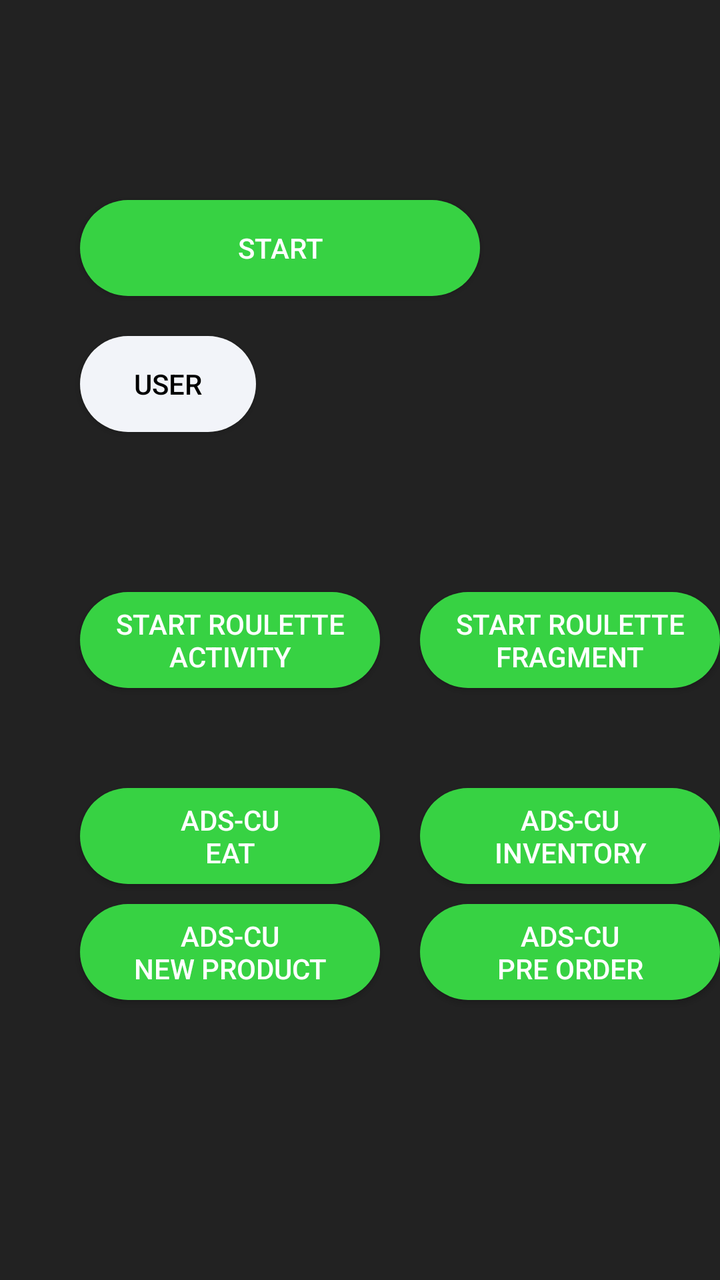
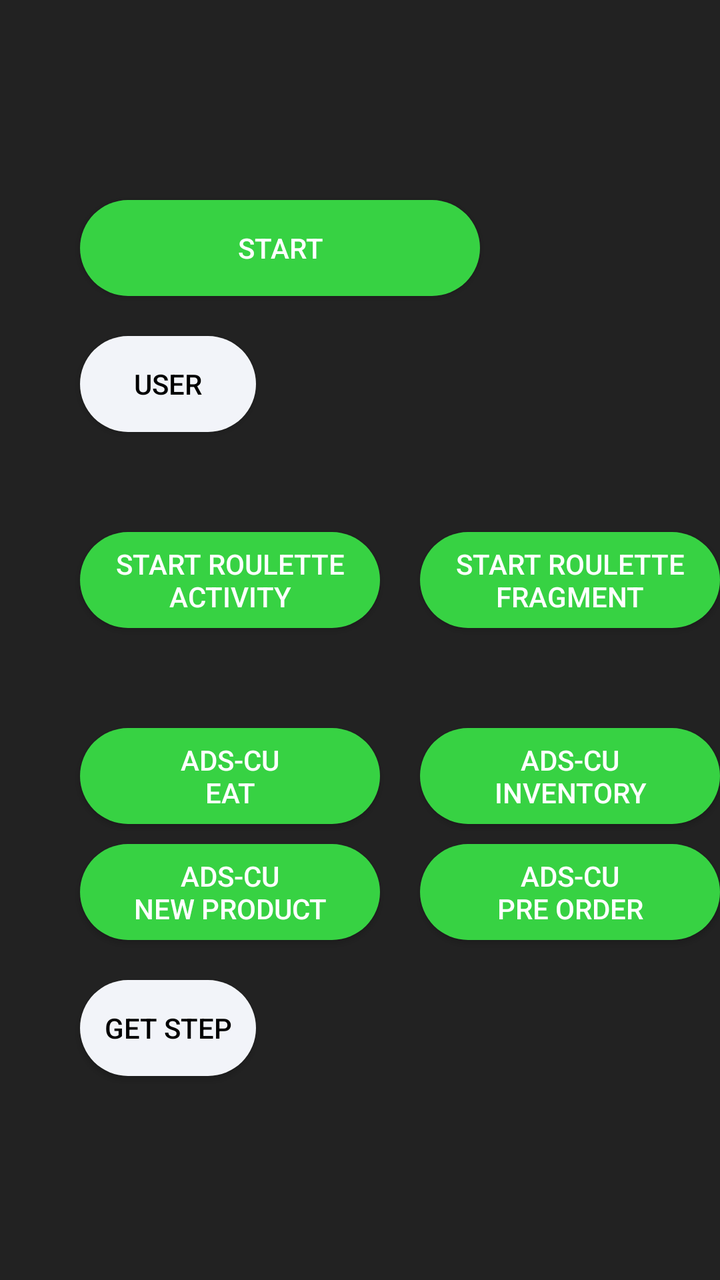

The first picture is an Android layout as it rendered before a commit; the second is the same layout after the commit. The layout source and the unified diff follow.
<!-- AndroidManifest.xml: application theme Theme.SamplePointCU -->
<!-- res/layout/fragment_sample_point4u.xml -->
<?xml version="1.0" encoding="utf-8"?>
<androidx.constraintlayout.widget.ConstraintLayout xmlns:android="http://schemas.android.com/apk/res/android"
    xmlns:app="http://schemas.android.com/apk/res-auto"
    android:layout_width="match_parent"
    android:layout_height="match_parent"
    android:background="#222222">

    <androidx.appcompat.widget.AppCompatButton
        android:id="@+id/btn_start"
        android:layout_width="200dp"
        android:layout_height="wrap_content"
        android:layout_marginStart="40dp"
        android:layout_marginTop="100dp"
        android:background="@drawable/bg_btn_selector_green"
        android:text="START"
        android:textColor="@android:color/white"
        app:layout_constraintLeft_toLeftOf="parent"
        app:layout_constraintTop_toTopOf="parent" />

    <androidx.appcompat.widget.AppCompatButton
        android:id="@+id/btn_user"
        android:layout_width="wrap_content"
        android:layout_height="wrap_content"
        android:layout_marginTop="20dp"
        android:background="@drawable/bg_white"
        android:text="USER"
        android:textColor="@android:color/black"
        app:layout_constraintLeft_toLeftOf="@id/btn_start"
        app:layout_constraintTop_toBottomOf="@id/btn_start" />

    <androidx.appcompat.widget.AppCompatTextView
        android:id="@+id/tv_user"
        android:layout_width="wrap_content"
        android:layout_height="wrap_content"
        android:layout_marginStart="10dp"
        android:textColor="@android:color/white"
        app:layout_constraintBottom_toBottomOf="@id/btn_user"
        app:layout_constraintLeft_toRightOf="@id/btn_user"
        app:layout_constraintTop_toTopOf="@id/btn_user" />

    <androidx.appcompat.widget.AppCompatButton
        android:id="@+id/btn_start_roulette_act"
        android:layout_width="150dp"
        android:layout_height="wrap_content"
        android:layout_marginTop="80dp"
        android:background="@drawable/bg_btn_selector_green"
        android:text="START ROULETTE ACTIVITY"
        android:textColor="@android:color/white"
        app:layout_constraintLeft_toLeftOf="@id/btn_start"
        app:layout_constraintTop_toBottomOf="@id/btn_user" />

    <androidx.appcompat.widget.AppCompatButton
        android:id="@+id/btn_start_roulette_frag"
        android:layout_width="150dp"
        android:layout_height="wrap_content"
        android:layout_marginStart="20dp"
        android:background="@drawable/bg_btn_selector_green"
        android:text="START ROULETTE FRAGMENT"
        android:textColor="@android:color/white"
        app:layout_constraintBottom_toBottomOf="@id/btn_start_roulette_act"
        app:layout_constraintLeft_toRightOf="@id/btn_start_roulette_act" />

    <androidx.appcompat.widget.AppCompatButton
        android:id="@+id/btn_start_lottery_act"
        android:layout_width="150dp"
        android:layout_height="wrap_content"
        android:layout_marginTop="20dp"
        android:background="@drawable/bg_btn_selector_green"
        android:text="START LOTTERY ACTIVITY"
        android:textColor="@android:color/white"
        android:visibility="gone"
        app:layout_constraintLeft_toLeftOf="@id/btn_start"
        app:layout_constraintTop_toBottomOf="@id/btn_start_roulette_act" />

    <androidx.appcompat.widget.AppCompatButton
        android:id="@+id/btn_start_lottery_frag"
        android:layout_width="150dp"
        android:layout_height="wrap_content"
        android:layout_marginStart="20dp"
        android:background="@drawable/bg_btn_selector_green"
        android:text="START LOTTERY FRAGMENT"
        android:textColor="@android:color/white"
        android:visibility="gone"
        app:layout_constraintBottom_toBottomOf="@id/btn_start_lottery_act"
        app:layout_constraintLeft_toRightOf="@id/btn_start_lottery_act" />

    <androidx.appcompat.widget.AppCompatButton
        android:id="@+id/btn_ad_eat"
        android:layout_width="150dp"
        android:layout_height="wrap_content"
        android:layout_marginTop="50dp"
        android:background="@drawable/bg_btn_selector_green"
        android:text="ADS-CU\nEAT"
        android:textColor="@android:color/white"
        app:layout_constraintLeft_toLeftOf="@id/btn_start"
        app:layout_constraintTop_toBottomOf="@id/btn_start_lottery_act" />

    <androidx.appcompat.widget.AppCompatButton
        android:id="@+id/btn_ad_inventory"
        android:layout_width="150dp"
        android:layout_height="wrap_content"
        android:layout_marginLeft="20dp"
        android:background="@drawable/bg_btn_selector_green"
        android:text="ADS-CU\nINVENTORY"
        android:textColor="@android:color/white"
        app:layout_constraintLeft_toRightOf="@id/btn_ad_eat"
        app:layout_constraintTop_toTopOf="@id/btn_ad_eat" />

    <androidx.appcompat.widget.AppCompatButton
        android:id="@+id/btn_ad_new_product"
        android:layout_width="150dp"
        android:layout_height="wrap_content"
        android:layout_marginTop="10dp"
        android:background="@drawable/bg_btn_selector_green"
        android:text="ADS-CU\nNEW PRODUCT"
        android:textColor="@android:color/white"
        app:layout_constraintLeft_toLeftOf="@id/btn_start"
        app:layout_constraintTop_toBottomOf="@id/btn_ad_eat" />

    <androidx.appcompat.widget.AppCompatButton
        android:id="@+id/btn_ad_pre_order"
        android:layout_width="150dp"
        android:layout_height="wrap_content"
        android:layout_marginLeft="20dp"
        android:background="@drawable/bg_btn_selector_green"
        android:text="ADS-CU\nPRE ORDER"
        android:textColor="@android:color/white"
        app:layout_constraintLeft_toRightOf="@id/btn_ad_new_product"
        app:layout_constraintTop_toTopOf="@id/btn_ad_new_product" />
</androidx.constraintlayout.widget.ConstraintLayout>
<!-- resources referenced by this layout -->
<resources>
  <!-- drawable bg_btn_selector_green (drawable) -->
  <?xml version="1.0" encoding="utf-8"?>
  <selector xmlns:android="http://schemas.android.com/apk/res/android">
      
      <item android:state_pressed="true">
          <shape>
              <solid android:color="#35CC41" />
              <corners android:radius="24dp" />
  
          </shape>
      </item>
      
      <item android:state_pressed="false" android:state_selected="false">
          <shape>
              <solid android:color="#37D243" />
              <corners android:radius="24dp" />
          </shape>
      </item>
  </selector>
  <!-- drawable bg_white (drawable) -->
  <?xml version="1.0" encoding="utf-8"?>
  <shape xmlns:android="http://schemas.android.com/apk/res/android"
      android:shape="rectangle">
      <solid android:color="#F2F4F9" />
      <corners android:radius="24dp" />
      <stroke android:color="#666666" />
  </shape>
  <style name="Theme.SamplePointCU" parent="Base.Theme.SamplePointCU" />
  <style name="Base.Theme.SamplePointCU" parent="Theme.Material3.DayNight.NoActionBar">
          
          
      </style>
</resources>

<!-- the commit's change to res/layout/fragment_sample_point4u.xml (unified diff, before → after) -->
@@ -42,7 +42,7 @@
         android:id="@+id/btn_start_roulette_act"
         android:layout_width="150dp"
         android:layout_height="wrap_content"
-        android:layout_marginTop="80dp"
+        android:layout_marginTop="50dp"
         android:background="@drawable/bg_btn_selector_green"
         android:text="START ROULETTE ACTIVITY"
         android:textColor="@android:color/white"
@@ -127,4 +127,25 @@
         android:textColor="@android:color/white"
         app:layout_constraintLeft_toRightOf="@id/btn_ad_new_product"
         app:layout_constraintTop_toTopOf="@id/btn_ad_new_product" />
+
+    <androidx.appcompat.widget.AppCompatButton
+        android:id="@+id/btn_step"
+        android:layout_width="wrap_content"
+        android:layout_height="wrap_content"
+        android:layout_marginTop="20dp"
+        android:background="@drawable/bg_white"
+        android:text="GET STEP"
+        android:textColor="@android:color/black"
+        app:layout_constraintLeft_toLeftOf="@id/btn_start"
+        app:layout_constraintTop_toBottomOf="@id/btn_ad_pre_order" />
+
+    <androidx.appcompat.widget.AppCompatTextView
+        android:id="@+id/tv_step"
+        android:layout_width="wrap_content"
+        android:layout_height="wrap_content"
+        android:layout_marginStart="10dp"
+        android:textColor="@android:color/white"
+        app:layout_constraintBottom_toBottomOf="@id/btn_step"
+        app:layout_constraintLeft_toRightOf="@id/btn_step"
+        app:layout_constraintTop_toTopOf="@id/btn_step" />
 </androidx.constraintlayout.widget.ConstraintLayout>
